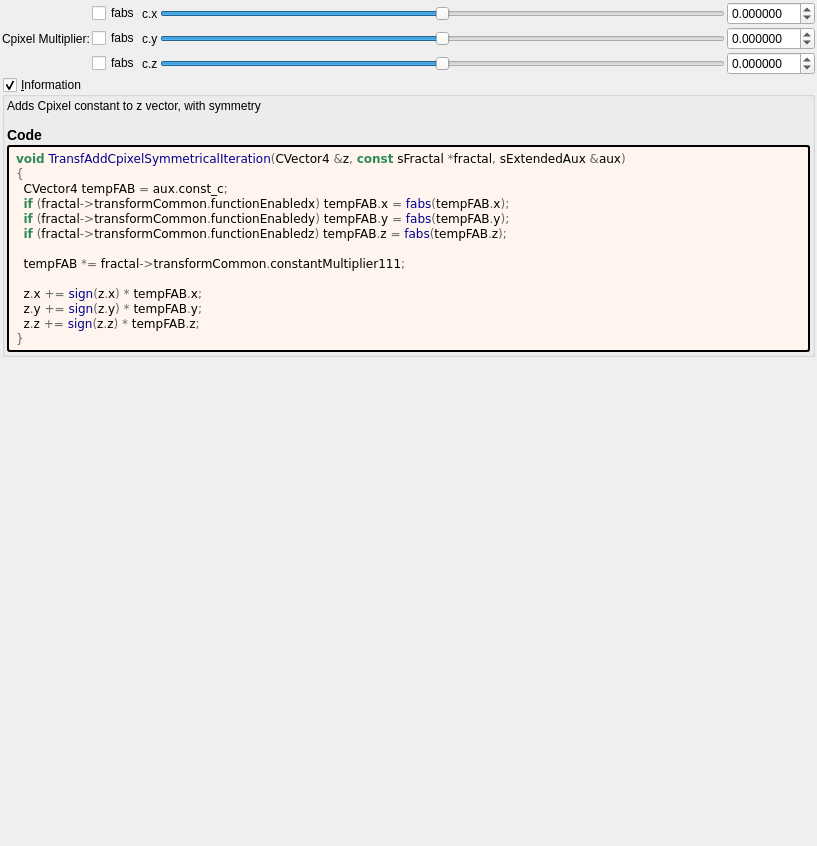
buddhi1980/mandelbulber2, file mandelbulber2/formula/ui/fractal_transf_add_cpixel_symmetrical.ui: the form before one commit.
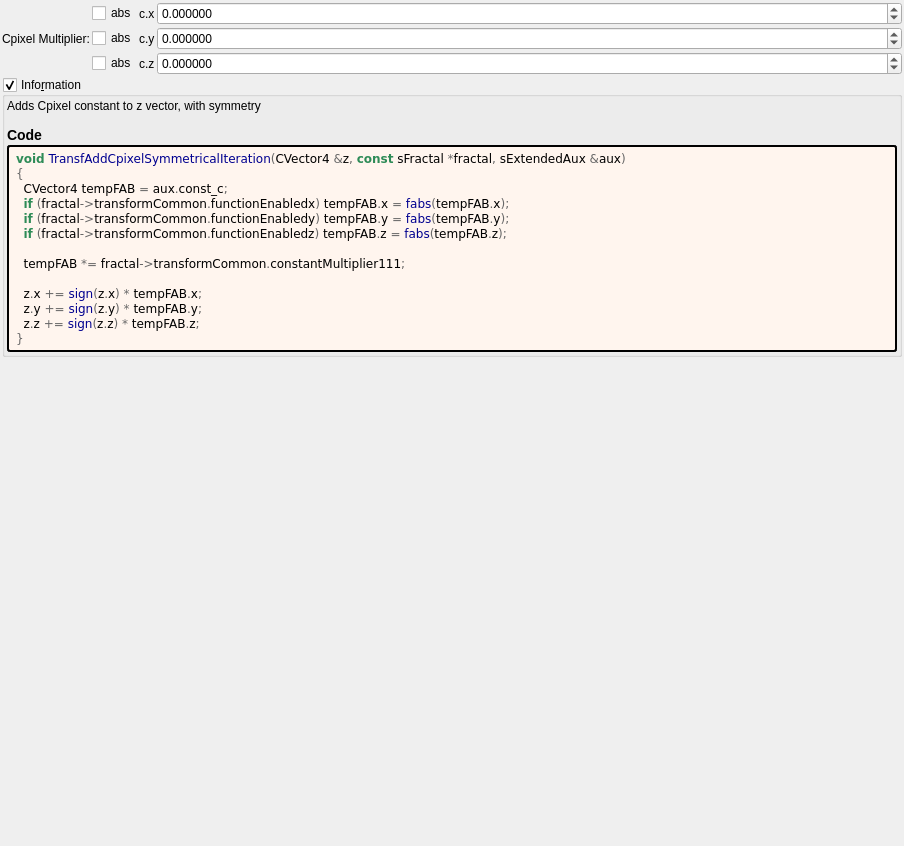
The form after the commit. Custom widgets are drawn as their Qt base class.

Commit message: Cleaned up 18 UIs for fractal transforms

```diff
--- a/mandelbulber2/formula/ui/fractal_transf_add_cpixel_symmetrical.ui
+++ b/mandelbulber2/formula/ui/fractal_transf_add_cpixel_symmetrical.ui
@@ -6,7 +6,7 @@
    <rect>
     <x>0</x>
     <y>0</y>
-    <width>817</width>
+    <width>904</width>
     <height>846</height>
    </rect>
   </property>
@@ -30,14 +30,105 @@
     <number>2</number>
    </property>
    <item>
-    <layout class="QGridLayout" name="gridLayout_23">
+    <layout class="QGridLayout" name="gridLayout_23" columnstretch="0,0,0,1">
      <property name="spacing">
       <number>2</number>
      </property>
+     <item row="0" column="3">
+      <widget class="MyDoubleSpinBox" name="spinbox3_transf_constant_multiplier_111_x">
+       <property name="sizePolicy">
+        <sizepolicy hsizetype="Minimum" vsizetype="Maximum">
+         <horstretch>0</horstretch>
+         <verstretch>0</verstretch>
+        </sizepolicy>
+       </property>
+       <property name="prefix">
+        <string/>
+       </property>
+       <property name="suffix">
+        <string/>
+       </property>
+       <property name="decimals">
+        <number>6</number>
+       </property>
+       <property name="minimum">
+        <double>-99.989999999999995</double>
+       </property>
+       <property name="maximum">
+        <double>99.989999999999995</double>
+       </property>
+       <property name="singleStep">
+        <double>0.100000000000000</double>
+       </property>
+      </widget>
+     </item>
+     <item row="1" column="3">
+      <widget class="MyDoubleSpinBox" name="spinbox3_transf_constant_multiplier_111_y">
+       <property name="sizePolicy">
+        <sizepolicy hsizetype="Minimum" vsizetype="Maximum">
+         <horstretch>0</horstretch>
+         <verstretch>0</verstretch>
+        </sizepolicy>
+       </property>
+       <property name="prefix">
+        <string/>
+       </property>
+       <property name="suffix">
+        <string/>
+       </property>
+       <property name="decimals">
+        <number>6</number>
+       </property>
+       <property name="minimum">
+        <double>-99.989999999999995</double>
+       </property>
+       <property name="maximum">
+        <double>99.989999999999995</double>
+       </property>
+       <property name="singleStep">
+        <double>0.100000000000000</double>
+       </property>
+      </widget>
+     </item>
+     <item row="0" column="1">
+      <widget class="QCheckBox" name="checkBox_transf_function_enabledx">
+       <property name="text">
+        <string notr="true">abs</string>
+       </property>
+      </widget>
+     </item>
      <item row="2" column="1">
       <widget class="QCheckBox" name="checkBox_transf_function_enabledz">
        <property name="text">
-        <string notr="true">fabs</string>
+        <string notr="true">abs</string>
+       </property>
+      </widget>
+     </item>
+     <item row="2" column="3">
+      <widget class="MyDoubleSpinBox" name="spinbox3_transf_constant_multiplier_111_z">
+       <property name="sizePolicy">
+        <sizepolicy hsizetype="Minimum" vsizetype="Maximum">
+         <horstretch>0</horstretch>
+         <verstretch>0</verstretch>
+        </sizepolicy>
+       </property>
+       <property name="prefix">
+        <string/>
+       </property>
+       <property name="suffix">
+        <string/>
+       </property>
+       <property name="decimals">
+        <number>6</number>
+       </property>
+       <property name="minimum">
+        <double>-99.989999999999995</double>
+       </property>
+       <property name="maximum">
+        <double>99.989999999999995</double>
+       </property>
+       <property name="singleStep">
+        <double>0.100000000000000</double>
        </property>
       </widget>
      </item>
@@ -55,6 +146,13 @@
        </property>
       </widget>
      </item>
+     <item row="1" column="1">
+      <widget class="QCheckBox" name="checkBox_transf_function_enabledy">
+       <property name="text">
+        <string notr="true">abs</string>
+       </property>
+      </widget>
+     </item>
      <item row="0" column="2">
       <widget class="QLabel" name="label_109">
        <property name="text">
@@ -69,185 +167,12 @@
        </property>
       </widget>
      </item>
-     <item row="1" column="3">
-      <widget class="QSlider" name="slider3_transf_constant_multiplier_111_y">
-       <property name="sizePolicy">
-        <sizepolicy hsizetype="Expanding" vsizetype="Maximum">
-         <horstretch>0</horstretch>
-         <verstretch>0</verstretch>
-        </sizepolicy>
-       </property>
-       <property name="minimum">
-        <number>-10000000</number>
-       </property>
-       <property name="maximum">
-        <number>10000000</number>
-       </property>
-       <property name="value">
-        <number>0</number>
-       </property>
-       <property name="sliderPosition">
-        <number>0</number>
-       </property>
-       <property name="orientation">
-        <enum>Qt::Horizontal</enum>
-       </property>
-      </widget>
-     </item>
-     <item row="2" column="4">
-      <widget class="MyDoubleSpinBox" name="spinbox3_transf_constant_multiplier_111_z">
-       <property name="sizePolicy">
-        <sizepolicy hsizetype="Minimum" vsizetype="Maximum">
-         <horstretch>0</horstretch>
-         <verstretch>0</verstretch>
-        </sizepolicy>
-       </property>
-       <property name="prefix">
-        <string/>
-       </property>
-       <property name="suffix">
-        <string/>
-       </property>
-       <property name="decimals">
-        <number>6</number>
-       </property>
-       <property name="minimum">
-        <double>-99.989999999999995</double>
-       </property>
-       <property name="maximum">
-        <double>99.989999999999995</double>
-       </property>
-       <property name="singleStep">
-        <double>0.100000000000000</double>
-       </property>
-      </widget>
-     </item>
-     <item row="0" column="4">
-      <widget class="MyDoubleSpinBox" name="spinbox3_transf_constant_multiplier_111_x">
-       <property name="sizePolicy">
-        <sizepolicy hsizetype="Minimum" vsizetype="Maximum">
-         <horstretch>0</horstretch>
-         <verstretch>0</verstretch>
-        </sizepolicy>
-       </property>
-       <property name="prefix">
-        <string/>
-       </property>
-       <property name="suffix">
-        <string/>
-       </property>
-       <property name="decimals">
-        <number>6</number>
-       </property>
-       <property name="minimum">
-        <double>-99.989999999999995</double>
-       </property>
-       <property name="maximum">
-        <double>99.989999999999995</double>
-       </property>
-       <property name="singleStep">
-        <double>0.100000000000000</double>
-       </property>
-      </widget>
-     </item>
-     <item row="0" column="3">
-      <widget class="QSlider" name="slider3_transf_constant_multiplier_111_x">
-       <property name="sizePolicy">
-        <sizepolicy hsizetype="Expanding" vsizetype="Maximum">
-         <horstretch>0</horstretch>
-         <verstretch>0</verstretch>
-        </sizepolicy>
-       </property>
-       <property name="minimum">
-        <number>-10000000</number>
-       </property>
-       <property name="maximum">
-        <number>10000000</number>
-       </property>
-       <property name="value">
-        <number>0</number>
-       </property>
-       <property name="sliderPosition">
-        <number>0</number>
-       </property>
-       <property name="orientation">
-        <enum>Qt::Horizontal</enum>
-       </property>
-      </widget>
-     </item>
-     <item row="1" column="1">
-      <widget class="QCheckBox" name="checkBox_transf_function_enabledy">
-       <property name="text">
-        <string notr="true">fabs</string>
-       </property>
-      </widget>
-     </item>
-     <item row="2" column="3">
-      <widget class="QSlider" name="slider3_transf_constant_multiplier_111_z">
-       <property name="sizePolicy">
-        <sizepolicy hsizetype="Expanding" vsizetype="Maximum">
-         <horstretch>0</horstretch>
-         <verstretch>0</verstretch>
-        </sizepolicy>
-       </property>
-       <property name="minimum">
-        <number>-10000000</number>
-       </property>
-       <property name="maximum">
-        <number>10000000</number>
-       </property>
-       <property name="value">
-        <number>0</number>
-       </property>
-       <property name="sliderPosition">
-        <number>0</number>
-       </property>
-       <property name="orientation">
-        <enum>Qt::Horizontal</enum>
-       </property>
-      </widget>
-     </item>
-     <item row="1" column="4">
-      <widget class="MyDoubleSpinBox" name="spinbox3_transf_constant_multiplier_111_y">
-       <property name="sizePolicy">
-        <sizepolicy hsizetype="Minimum" vsizetype="Maximum">
-         <horstretch>0</horstretch>
-         <verstretch>0</verstretch>
-        </sizepolicy>
-       </property>
-       <property name="prefix">
-        <string/>
-       </property>
-       <property name="suffix">
-        <string/>
-       </property>
-       <property name="decimals">
-        <number>6</number>
-       </property>
-       <property name="minimum">
-        <double>-99.989999999999995</double>
-       </property>
-       <property name="maximum">
-        <double>99.989999999999995</double>
-       </property>
-       <property name="singleStep">
-        <double>0.100000000000000</double>
-       </property>
-      </widget>
-     </item>
-     <item row="0" column="1">
-      <widget class="QCheckBox" name="checkBox_transf_function_enabledx">
-       <property name="text">
-        <string notr="true">fabs</string>
-       </property>
-      </widget>
-     </item>
     </layout>
    </item>
    <item>
     <widget class="MyGroupBox" name="groupCheck_info">
      <property name="title">
-      <string>&amp;Information</string>
+      <string>Info&amp;rmation</string>
      </property>
      <property name="flat">
       <bool>false</bool>
```
Left out of the diff: 5 changed lines with no effect on the pictures. The commit also changes 19 other files.
